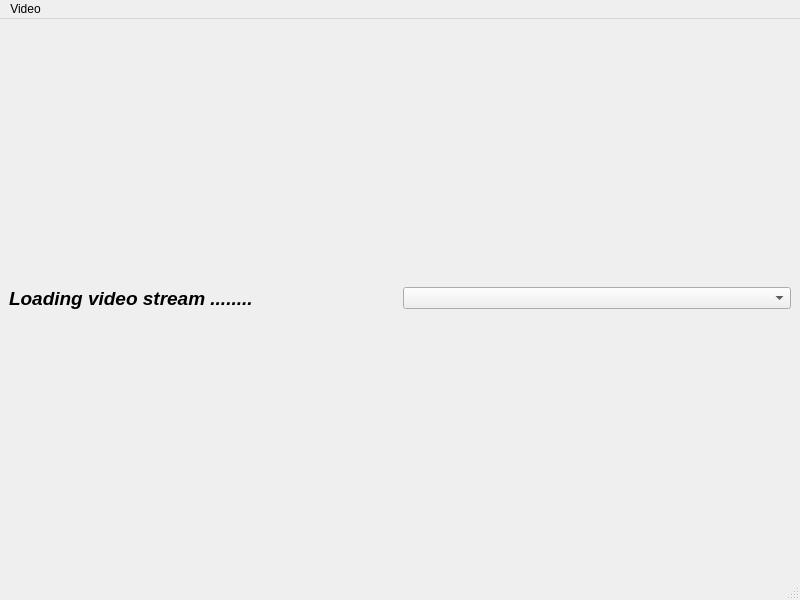
The window that rtspwindow.ui (surfzoid/QtVsPlayer) describes before a commit, drawn with Qt 5.
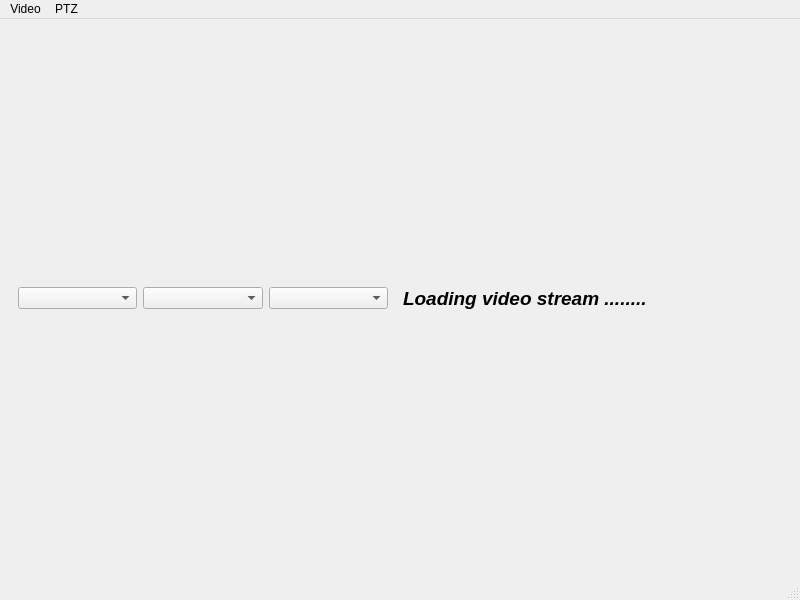
The same window after the commit.

```diff
--- a/rtspwindow.ui
+++ b/rtspwindow.ui
@@ -15,6 +15,21 @@
   </property>
   <widget class="QWidget" name="centralwidget">
    <layout class="QHBoxLayout" name="horizontalLayout">
+    <item>
+     <widget class="QWidget" name="ComboBxs" native="true">
+      <layout class="QHBoxLayout" name="horizontalLayout_2">
+       <item>
+        <widget class="QComboBox" name="comboBxPatrol"/>
+       </item>
+       <item>
+        <widget class="QComboBox" name="comboBxPresset"/>
+       </item>
+       <item>
+        <widget class="QComboBox" name="ComboBxCam"/>
+       </item>
+      </layout>
+     </widget>
+    </item>
     <item>
      <widget class="QLabel" name="lblLoading">
       <property name="font">
@@ -30,9 +45,6 @@
       </property>
      </widget>
     </item>
-    <item>
-     <widget class="QComboBox" name="ComboBxCam"/>
-    </item>
    </layout>
   </widget>
   <widget class="QMenuBar" name="menubar">
@@ -69,7 +81,13 @@
     <addaction name="menuchannel"/>
     <addaction name="actionMetadata"/>
    </widget>
+   <widget class="QMenu" name="menuPTZ">
+    <property name="title">
+     <string>PTZ</string>
+    </property>
+   </widget>
    <addaction name="menuVideo"/>
+   <addaction name="menuPTZ"/>
   </widget>
   <widget class="QStatusBar" name="statusbar"/>
   <action name="actionDefault">
```
Left out of the diff: 18 changed lines with no effect on the pictures.
